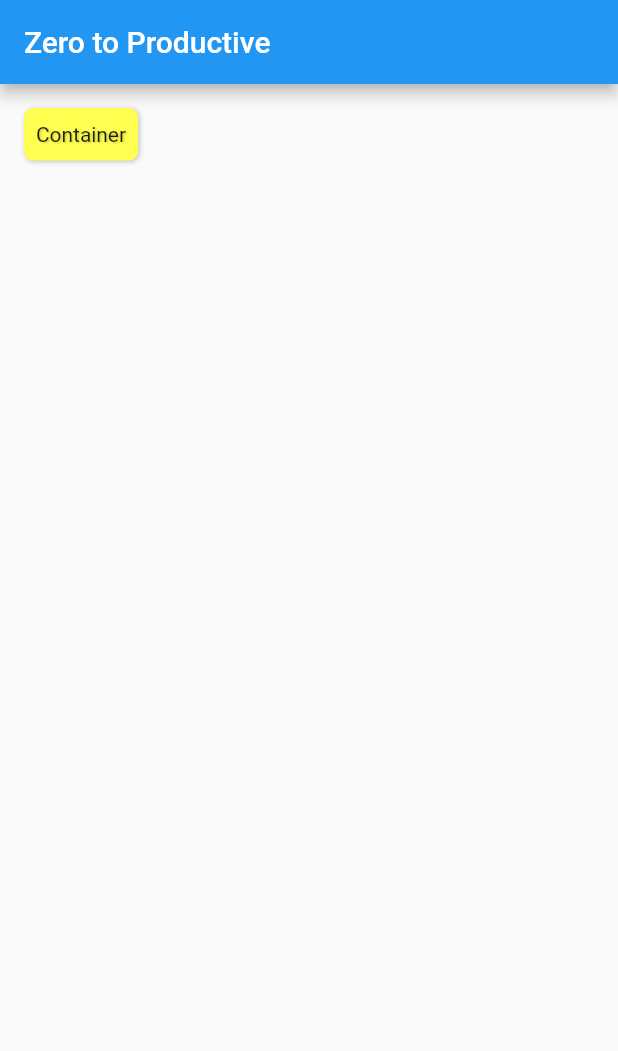
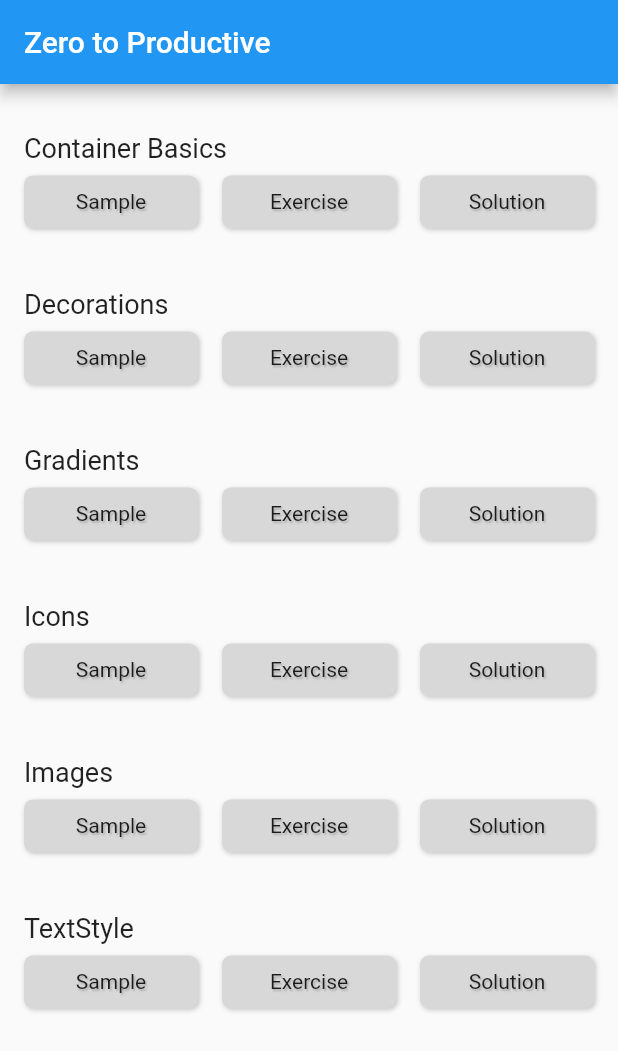
Before and after one commit to ScottS2017/Flutter_Z2P_01, a Flutter app: the screen it shows after launch, on a phone screen of 412 x 824 dp. Shown: the top 1051 px of the screen. Run offline on Flutter 3.47's test engine with Material 2 defaults, Android fonts, the light colour scheme and no system bars.

Commit message:
Button sets done

```diff
--- /dev/null
+++ b/lib/pages/button_section.dart
@@ -0,0 +1,67 @@
+import 'package:flutter/material.dart';
+import 'package:o1_widgets_you_can_see/widgets/common/custom_button.dart';
+
+class ButtonSection extends StatelessWidget {
+  const ButtonSection({
+    Key? key,
+    required this.callback1,
+    required this.callback2,
+    required this.callback3,
+    required this.label,
+  }) : super(key: key);
+
+  final String label;
+  final VoidCallback callback1;
+  final VoidCallback callback2;
+  final VoidCallback callback3;
+
+
+  @override
+  Widget build(BuildContext context) {
+    return Column(
+      crossAxisAlignment: CrossAxisAlignment.start,
+      children: <Widget>[
+        Text(
+          label,
+          style: const TextStyle(
+            fontSize: 18,
+          ),
+        ),
+        SizedBox(
+          height: 8,
+        ),
+        Row(
+          children: [
+            Expanded(
+              child: CustomButton(
+                callback: callback1,
+                text: 'Sample',
+                color: Color(0xFFd8d8d8),
+              ),
+            ),
+            SizedBox(
+              width: 16,
+            ),
+            Expanded(
+              child: CustomButton(
+                callback: callback2,
+                text: 'Exercise',
+                color: Color(0xFFd8d8d8),
+              ),
+            ),
+            SizedBox(
+              width: 16,
+            ),
+            Expanded(
+              child: CustomButton(
+                callback: callback3,
+                text: 'Solution',
+                color: Color(0xFFd8d8d8),
+              ),
+            ),
+          ],
+        ),
+      ],
+    );
+  }
+}
--- a/lib/pages/home2.dart
+++ b/lib/pages/home2.dart
@@ -1,38 +1,105 @@
 import 'package:flutter/material.dart';
-import 'package:o1_widgets_you_can_see/resource_files/app_colors.dart';
-import 'package:o1_widgets_you_can_see/widgets/common/custom_button.dart';
+import 'package:o1_widgets_you_can_see/pages/button_section.dart';
 
 class Home2 extends StatelessWidget {
   final String title;
 
-  const Home2({Key? key, required this.title}) : super(key: key);
+  const Home2({Key? key, required this.title})
+      : super(
+          key: key,
+        );
 
-  static const Widget divider__________________________ = SizedBox(height: 16);
+  static const Widget divider__________________________ = SizedBox(height: 40);
 
   @override
   Widget build(BuildContext context) {
-    return SafeArea(
-      child: Scaffold(
+    return Scaffold(
       appBar: AppBar(
         title: Text(title),
       ),
       body: Padding(
-          padding: const EdgeInsets.all(16.0),
-          child: LayoutBuilder(
-            builder: (BuildContext context, BoxConstraints constraints) {
-             double buttonWidth = constraints.maxWidth * 0.2;
-             return Column(
-               children: <Widget>[
-                 CustomButton(
-                   text: 'Container',
-                   width: buttonWidth,
-                   color: AppColors.primaryDarkLightYellow,
+        padding: const EdgeInsets.symmetric(vertical: 32.0, horizontal: 16),
+        child: Column(
+          children: [
+            ButtonSection(
+              label: 'Container Basics',
+              callback1: () {
+                print('Callback 1-1');
+              },
+              callback2: () {
+                print('Callback 1-2');
+              },
+              callback3: () {
+                print('Callback 1-3');
+              },
             ),
-                 divider__________________________
+            divider__________________________,
+            ButtonSection(
+              label: 'Decorations',
+              callback1: () {
+                print('Callback 2-1');
+              },
+              callback2: () {
+                print('Callback 2-2');
+              },
+              callback3: () {
+                print('Callback 2-3');
+              },
+            ),
+            divider__________________________,
+            ButtonSection(
+              label: 'Gradients',
+              callback1: () {
+                print('Callback 3-1');
+              },
+              callback2: () {
+                print('Callback 3-2');
+              },
+              callback3: () {
+                print('Callback 3-3');
+              },
+            ),
+            divider__________________________,
+            ButtonSection(
+              label: 'Icons',
+              callback1: () {
+                print('Callback 4-1');
+              },
+              callback2: () {
+                print('Callback 4-2');
+              },
+              callback3: () {
+                print('Callback 4-3');
+              },
+            ),
+            divider__________________________,
+            ButtonSection(
+              label: 'Images',
+              callback1: () {
+                print('Callback 5-1');
+              },
+              callback2: () {
+                print('Callback 5-2');
+              },
+              callback3: () {
+                print('Callback 5-3');
+              },
+            ),
+            divider__________________________,
+            ButtonSection(
+              label: 'TextStyle'
+                  '',
+              callback1: () {
+                print('Callback 6-1');
+              },
+              callback2: () {
+                print('Callback 6-2');
+              },
+              callback3: () {
+                print('Callback 6-3');
+              },
+            ),
           ],
-             );
-            },
-          )
         ),
       ),
     );
--- a/lib/widgets/common/custom_button.dart
+++ b/lib/widgets/common/custom_button.dart
@@ -5,25 +5,22 @@ class CustomButton extends StatelessWidget {
   const CustomButton({
     Key? key,
     required this.text,
-    required this.width,
+    required this.callback,
     this.height = 35,
     this.color = const Color(0xFFD3DCE4),
   }) : super(key: key);
 
   final String text;
-  final double width;
   final double height;
   final Color color;
+  final VoidCallback callback;
 
   @override
   Widget build(BuildContext context) {
     return GestureDetector(
-      onTap: () {
-        print('Implement Me');
-      },
+      onTap: callback,
       child: Container(
         height: height,
-        width: width,
         alignment: Alignment.center,
         padding: const EdgeInsets.all(8),
         decoration: BoxDecoration(
```
Lines whose indentation alone changed are shown as unchanged.
